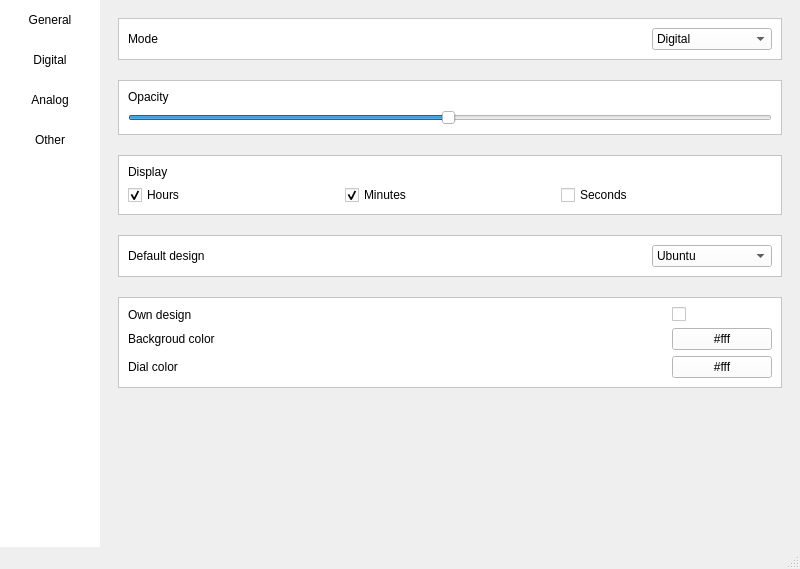
First picture: the form in ITU_clock/settingwindow.ui, repository Kathelas007/ITU, before the edit.
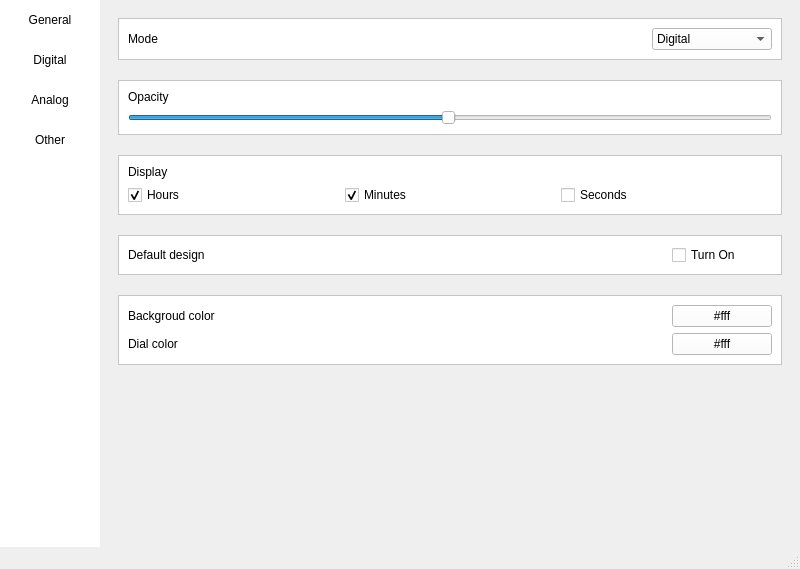
Second picture: the form after the edit. The open tabs and pages were chosen to show the change.

Commit message: default design

Diff of the .ui file:
```diff
--- a/ITU_clock/settingwindow.ui
+++ b/ITU_clock/settingwindow.ui
@@ -390,7 +390,7 @@
              <property name="frameShadow">
               <enum>QFrame::Raised</enum>
              </property>
-             <layout class="QVBoxLayout" name="verticalLayout_9">
+             <layout class="QHBoxLayout" name="horizontalLayout_3">
               <item>
                <layout class="QHBoxLayout" name="horizontalLayout_10">
                 <item>
@@ -401,27 +401,33 @@
                  </widget>
                 </item>
                 <item>
-                 <widget class="QComboBox" name="design_cb">
-                  <property name="maximumSize">
+                 <spacer name="horizontalSpacer">
+                  <property name="orientation">
+                   <enum>Qt::Horizontal</enum>
+                  </property>
+                  <property name="sizeHint" stdset="0">
                    <size>
-                    <width>120</width>
-                    <height>16777215</height>
+                    <width>40</width>
+                    <height>20</height>
                    </size>
                   </property>
-                  <item>
-                   <property name="text">
-                    <string>Ubuntu</string>
-                   </property>
-                  </item>
-                  <item>
-                   <property name="text">
-                    <string>Light</string>
-                   </property>
-                  </item>
-                 </widget>
+                 </spacer>
                 </item>
                </layout>
               </item>
+              <item>
+               <widget class="QCheckBox" name="default_design_chb">
+                <property name="minimumSize">
+                 <size>
+                  <width>100</width>
+                  <height>0</height>
+                 </size>
+                </property>
+                <property name="text">
+                 <string>Turn On</string>
+                </property>
+               </widget>
+              </item>
              </layout>
             </widget>
            </item>
@@ -437,36 +443,6 @@
               <enum>QFrame::Raised</enum>
              </property>
              <layout class="QVBoxLayout" name="verticalLayout_2">
-              <item>
-               <layout class="QHBoxLayout" name="horizontalLayout_3">
-                <item>
-                 <widget class="QLabel" name="label_4">
-                  <property name="text">
-                   <string>Own design</string>
-                  </property>
-                 </widget>
-                </item>
-                <item>
-                 <widget class="QCheckBox" name="own_chb">
-                  <property name="minimumSize">
-                   <size>
-                    <width>100</width>
-                    <height>0</height>
-                   </size>
-                  </property>
-                  <property name="maximumSize">
-                   <size>
-                    <width>100</width>
-                    <height>16777215</height>
-                   </size>
-                  </property>
-                  <property name="text">
-                   <string/>
-                  </property>
-                 </widget>
-                </item>
-               </layout>
-              </item>
               <item>
                <layout class="QHBoxLayout" name="horizontalLayout_4">
                 <item>
```
Left out of the diff: 2 changed lines with no effect on the pictures. The commit also changes 5 other files.
